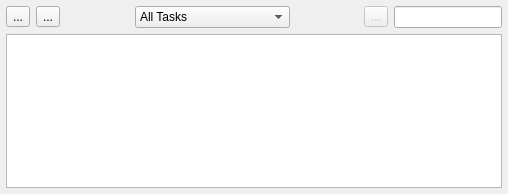
First picture: the form in Charm/TasksView.ui, repository KDAB/Charm, before the edit.
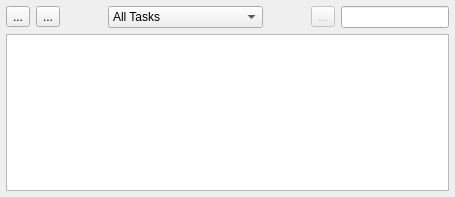
Second picture: the form after the edit.

Commit message: remove previous/next event buttons, they where much unused remove event preview the initial size is still to large, this needs investigation

```diff
--- a/Charm/TasksView.ui
+++ b/Charm/TasksView.ui
@@ -5,8 +5,8 @@
    <rect>
     <x>0</x>
     <y>0</y>
-    <width>508</width>
-    <height>194</height>
+    <width>455</width>
+    <height>197</height>
    </rect>
   </property>
   <property name="windowTitle" >
@@ -16,9 +16,6 @@
    <property name="margin" >
     <number>6</number>
    </property>
-   <property name="spacing" >
-    <number>6</number>
-   </property>
    <item row="0" column="0" >
     <layout class="QHBoxLayout" >
      <item>
@@ -69,7 +66,7 @@
        </property>
        <property name="sizeHint" stdset="0" >
         <size>
-         <width>40</width>
+         <width>0</width>
          <height>20</height>
         </size>
        </property>
```
The commit also changes 3 other files.
